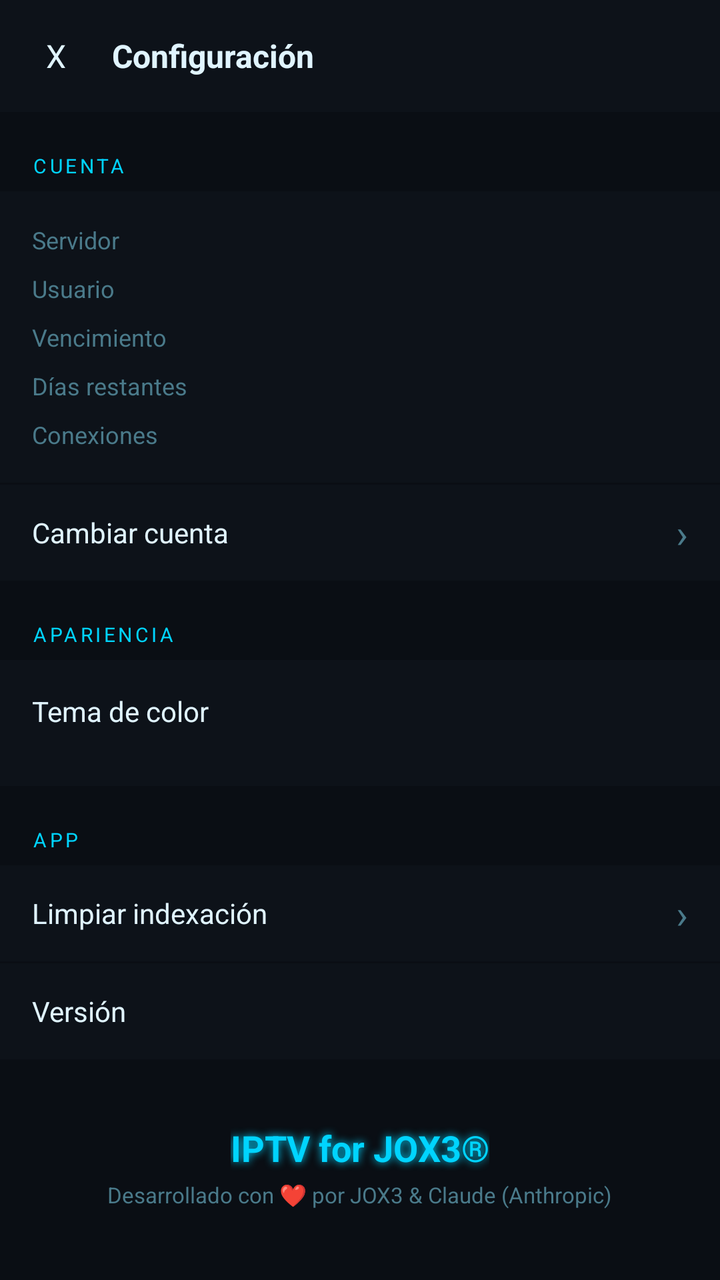
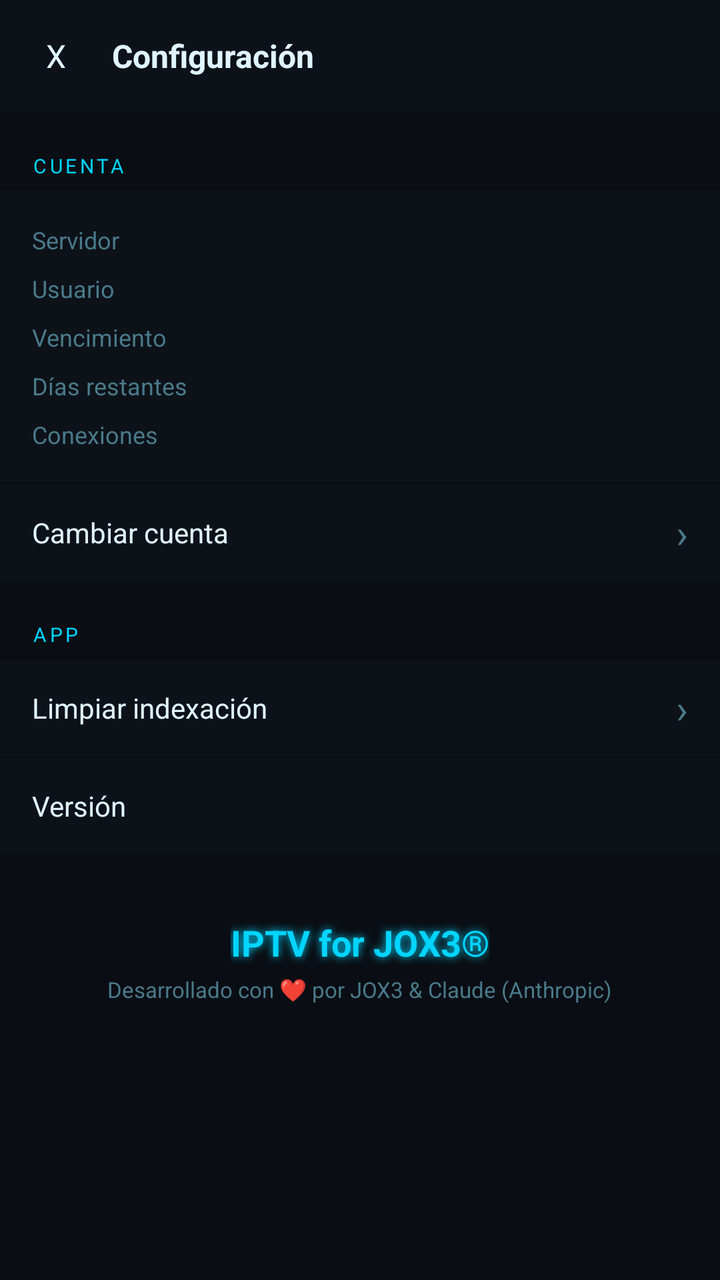

Compare the two renders of this Android layout. The source of the first and the diff that turns it into the second are given below.
<!-- AndroidManifest.xml: application theme Theme.JOX3TV -->
<!-- res/layout/activity_settings.xml -->
<?xml version="1.0" encoding="utf-8"?>
<LinearLayout xmlns:android="http://schemas.android.com/apk/res/android"
    android:layout_width="match_parent"
    android:layout_height="match_parent"
    android:orientation="vertical"
    android:background="@color/bg">

    
    <LinearLayout
        android:layout_width="match_parent"
        android:layout_height="wrap_content"
        android:orientation="horizontal"
        android:gravity="center_vertical"
        android:background="@color/bg2"
        android:padding="10dp">

        <TextView
            android:id="@+id/btn_back"
            android:layout_width="36dp"
            android:layout_height="36dp"
            android:gravity="center"
            android:text="X"
            android:textSize="16sp"
            android:textColor="@color/text"
            android:background="?attr/selectableItemBackgroundBorderless"/>

        <TextView
            android:layout_width="0dp"
            android:layout_height="wrap_content"
            android:layout_weight="1"
            android:text="Configuración"
            android:textSize="16sp"
            android:textStyle="bold"
            android:textColor="@color/text"
            android:paddingStart="10dp"/>

    </LinearLayout>

    <androidx.core.widget.NestedScrollView
        android:layout_width="match_parent"
        android:layout_height="match_parent">

        <LinearLayout
            android:layout_width="match_parent"
            android:layout_height="wrap_content"
            android:orientation="vertical"
            android:paddingBottom="24dp">

            
            <TextView
                android:layout_width="match_parent"
                android:layout_height="wrap_content"
                android:text="CUENTA"
                android:textSize="10sp"
                android:textColor="@color/accent"
                android:letterSpacing="0.15"
                android:paddingStart="16dp"
                android:paddingTop="20dp"
                android:paddingBottom="6dp"/>

            
            <LinearLayout
                android:layout_width="match_parent"
                android:layout_height="wrap_content"
                android:orientation="vertical"
                android:background="@color/bg2"
                android:padding="16dp">

                <LinearLayout
                    android:layout_width="match_parent"
                    android:layout_height="wrap_content"
                    android:orientation="horizontal"
                    android:layout_marginBottom="8dp">
                    <TextView android:layout_width="100dp" android:layout_height="wrap_content"
                        android:text="Servidor" android:textColor="@color/muted" android:textSize="12sp"/>
                    <TextView android:id="@+id/tv_host" android:layout_width="0dp"
                        android:layout_height="wrap_content" android:layout_weight="1"
                        android:textColor="@color/text" android:textSize="12sp"/>
                </LinearLayout>

                <LinearLayout
                    android:layout_width="match_parent"
                    android:layout_height="wrap_content"
                    android:orientation="horizontal"
                    android:layout_marginBottom="8dp">
                    <TextView android:layout_width="100dp" android:layout_height="wrap_content"
                        android:text="Usuario" android:textColor="@color/muted" android:textSize="12sp"/>
                    <TextView android:id="@+id/tv_user" android:layout_width="0dp"
                        android:layout_height="wrap_content" android:layout_weight="1"
                        android:textColor="@color/text" android:textSize="12sp"/>
                </LinearLayout>

                <LinearLayout
                    android:layout_width="match_parent"
                    android:layout_height="wrap_content"
                    android:orientation="horizontal"
                    android:layout_marginBottom="8dp">
                    <TextView android:layout_width="100dp" android:layout_height="wrap_content"
                        android:text="Vencimiento" android:textColor="@color/muted" android:textSize="12sp"/>
                    <TextView android:id="@+id/tv_expiry" android:layout_width="0dp"
                        android:layout_height="wrap_content" android:layout_weight="1"
                        android:textColor="@color/yellow" android:textSize="12sp"/>
                </LinearLayout>

                <LinearLayout
                    android:layout_width="match_parent"
                    android:layout_height="wrap_content"
                    android:orientation="horizontal"
                    android:layout_marginBottom="8dp">
                    <TextView android:layout_width="100dp" android:layout_height="wrap_content"
                        android:text="Días restantes" android:textColor="@color/muted" android:textSize="12sp"/>
                    <TextView android:id="@+id/tv_days" android:layout_width="0dp"
                        android:layout_height="wrap_content" android:layout_weight="1"
                        android:textColor="@color/accent2" android:textSize="12sp"/>
                </LinearLayout>

                <LinearLayout
                    android:layout_width="match_parent"
                    android:layout_height="wrap_content"
                    android:orientation="horizontal">
                    <TextView android:layout_width="100dp" android:layout_height="wrap_content"
                        android:text="Conexiones" android:textColor="@color/muted" android:textSize="12sp"/>
                    <TextView android:id="@+id/tv_connections" android:layout_width="0dp"
                        android:layout_height="wrap_content" android:layout_weight="1"
                        android:textColor="@color/text" android:textSize="12sp"/>
                </LinearLayout>

            </LinearLayout>

            
            <LinearLayout
                android:id="@+id/btn_change_account"
                android:layout_width="match_parent"
                android:layout_height="48dp"
                android:orientation="horizontal"
                android:gravity="center_vertical"
                android:background="@color/bg2"
                android:paddingStart="16dp"
                android:paddingEnd="16dp"
                android:layout_marginTop="1dp">
                <TextView android:layout_width="0dp" android:layout_height="wrap_content"
                    android:layout_weight="1"
                    android:text="Cambiar cuenta"
                    android:textColor="@color/text" android:textSize="14sp"/>
                <TextView android:layout_width="wrap_content" android:layout_height="wrap_content"
                    android:text="›" android:textSize="20sp" android:textColor="@color/muted"/>
            </LinearLayout>

            
            <TextView
                android:layout_width="match_parent"
                android:layout_height="wrap_content"
                android:text="APARIENCIA"
                android:textSize="10sp"
                android:textColor="@color/accent"
                android:letterSpacing="0.15"
                android:paddingStart="16dp"
                android:paddingTop="20dp"
                android:paddingBottom="6dp"/>

            
            <LinearLayout
                android:layout_width="match_parent"
                android:layout_height="wrap_content"
                android:orientation="vertical"
                android:background="@color/bg2"
                android:padding="16dp">

                <TextView
                    android:layout_width="wrap_content"
                    android:layout_height="wrap_content"
                    android:text="Tema de color"
                    android:textColor="@color/text"
                    android:textSize="14sp"
                    android:layout_marginBottom="12dp"/>

                
                <LinearLayout
                    android:id="@+id/skin_container"
                    android:layout_width="match_parent"
                    android:layout_height="wrap_content"
                    android:orientation="horizontal"/>

            </LinearLayout>

            
            <TextView
                android:layout_width="match_parent"
                android:layout_height="wrap_content"
                android:text="APP"
                android:textSize="10sp"
                android:textColor="@color/accent"
                android:letterSpacing="0.15"
                android:paddingStart="16dp"
                android:paddingTop="20dp"
                android:paddingBottom="6dp"/>

            
            <LinearLayout
                android:id="@+id/btn_clear_index"
                android:layout_width="match_parent"
                android:layout_height="48dp"
                android:orientation="horizontal"
                android:gravity="center_vertical"
                android:background="@color/bg2"
                android:paddingStart="16dp"
                android:paddingEnd="16dp">
                <TextView android:layout_width="0dp" android:layout_height="wrap_content"
                    android:layout_weight="1"
                    android:text="Limpiar indexación"
                    android:textColor="@color/text" android:textSize="14sp"/>
                <TextView android:layout_width="wrap_content" android:layout_height="wrap_content"
                    android:text="›" android:textSize="20sp" android:textColor="@color/muted"/>
            </LinearLayout>

            
            <LinearLayout
                android:layout_width="match_parent"
                android:layout_height="48dp"
                android:orientation="horizontal"
                android:gravity="center_vertical"
                android:background="@color/bg2"
                android:paddingStart="16dp"
                android:paddingEnd="16dp"
                android:layout_marginTop="1dp">
                <TextView android:layout_width="0dp" android:layout_height="wrap_content"
                    android:layout_weight="1"
                    android:text="Versión"
                    android:textColor="@color/text" android:textSize="14sp"/>
                <TextView android:id="@+id/tv_version"
                    android:layout_width="wrap_content" android:layout_height="wrap_content"
                    android:textColor="@color/muted" android:textSize="12sp"/>
            </LinearLayout>

            
            <LinearLayout
                android:layout_width="match_parent"
                android:layout_height="wrap_content"
                android:orientation="vertical"
                android:gravity="center"
                android:paddingTop="32dp"
                android:paddingBottom="16dp">

                <TextView
                    android:layout_width="wrap_content"
                    android:layout_height="wrap_content"
                    android:text="IPTV for JOX3®"
                    android:textSize="18sp"
                    android:textStyle="bold"
                    android:textColor="@color/accent"
                    android:shadowColor="@color/accent"
                    android:shadowDx="0" android:shadowDy="0" android:shadowRadius="10"/>

                <TextView
                    android:layout_width="wrap_content"
                    android:layout_height="wrap_content"
                    android:text="Desarrollado con ❤️ por JOX3 &amp; Claude (Anthropic)"
                    android:textSize="11sp"
                    android:textColor="@color/muted"
                    android:layout_marginTop="4dp"/>

            </LinearLayout>

        </LinearLayout>

    </androidx.core.widget.NestedScrollView>

</LinearLayout>
<!-- resources referenced by this layout -->
<resources>
  <color name="accent">#00D4FF</color>
  <color name="accent2">#00FF88</color>
  <color name="bg">#0a0e14</color>
  <color name="bg2">#0d1219</color>
  <color name="muted">#4A7A8A</color>
  <color name="text">#E0F4FF</color>
  <color name="yellow">#FFC107</color>
  <style name="Theme.JOX3TV" parent="Theme.MaterialComponents.NoActionBar">
          <item name="colorPrimary">@color/accent</item>
          <item name="colorPrimaryDark">@color/bg</item>
          <item name="colorAccent">@color/accent2</item>
          <item name="android:windowBackground">@color/bg</item>
          <item name="android:statusBarColor">@color/bg</item>
          <item name="android:navigationBarColor">@color/bg</item>
          <item name="android:textColor">@color/text</item>
      </style>
</resources>

<!-- the commit's change to res/layout/activity_settings.xml (unified diff, before → after) -->
@@ -150,43 +150,6 @@
             <TextView
                 android:layout_width="match_parent"
                 android:layout_height="wrap_content"
-                android:text="APARIENCIA"
-                android:textSize="10sp"
-                android:textColor="@color/accent"
-                android:letterSpacing="0.15"
-                android:paddingStart="16dp"
-                android:paddingTop="20dp"
-                android:paddingBottom="6dp"/>
-
-            
-            <LinearLayout
-                android:layout_width="match_parent"
-                android:layout_height="wrap_content"
-                android:orientation="vertical"
-                android:background="@color/bg2"
-                android:padding="16dp">
-
-                <TextView
-                    android:layout_width="wrap_content"
-                    android:layout_height="wrap_content"
-                    android:text="Tema de color"
-                    android:textColor="@color/text"
-                    android:textSize="14sp"
-                    android:layout_marginBottom="12dp"/>
-
-                
-                <LinearLayout
-                    android:id="@+id/skin_container"
-                    android:layout_width="match_parent"
-                    android:layout_height="wrap_content"
-                    android:orientation="horizontal"/>
-
-            </LinearLayout>
-
-            
-            <TextView
-                android:layout_width="match_parent"
-                android:layout_height="wrap_content"
                 android:text="APP"
                 android:textSize="10sp"
                 android:textColor="@color/accent"
